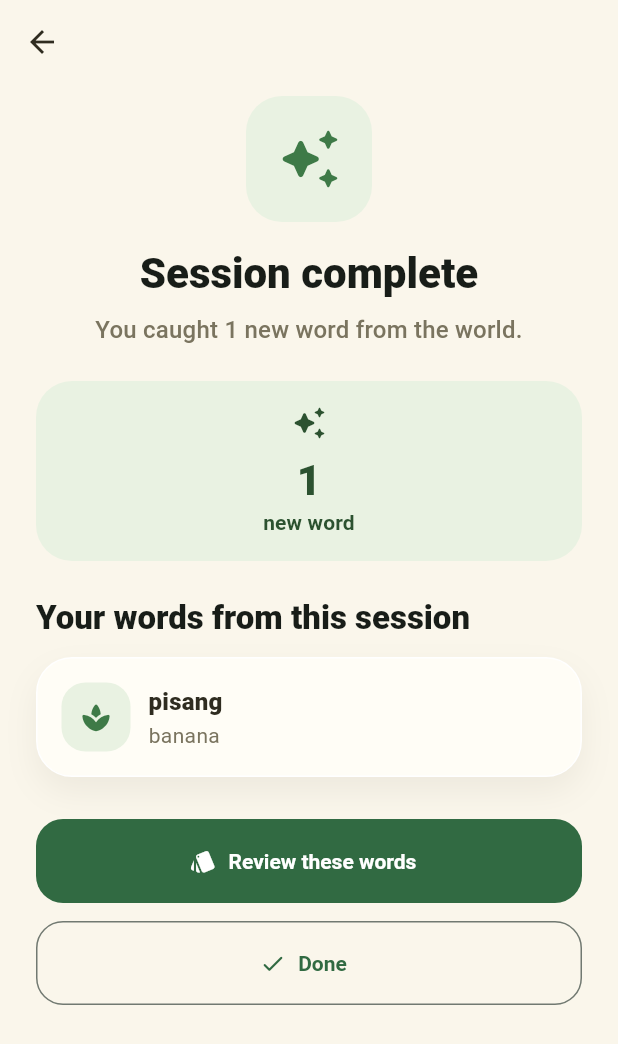
After one commit to valentinho13/catch_lingo, a Flutter app: the ExploreScreen screen opened directly, after a tap on "Next scene", after a tap on "Object", after a tap on "Finish session", on a phone screen of 412 x 824 dp. The commit adds this screen. Shown: the top 1044 px of the screen. Run offline on Flutter 3.47's test engine with Material 3 defaults, Android fonts, the phone set to English and light mode, and no system bars; our stand-ins replace shared_preferences; accounts and stored records are empty.

Commit message:
add session summary flow

```diff
--- a/lib/screens/explore_screen.dart
+++ b/lib/screens/explore_screen.dart
@@ -6,6 +6,7 @@ import '../models/catch_word.dart';
 import '../services/collection_store.dart';
 import '../widgets/catch_word_chip.dart';
 import '../widgets/collection_counter.dart';
+import 'session_summary_screen.dart';
 
 class ExploreScreen extends StatefulWidget {
   const ExploreScreen({super.key});
@@ -19,13 +20,19 @@ class _ExploreScreenState extends State<ExploreScreen> {
 
   CollectionData _collection = const CollectionData.empty();
   int _sceneIndex = 0;
-  int _sessionCatchCount = 0;
+  final List<CatchWord> _sessionNewWords = [];
+  final List<CatchWord> _sessionSeenAgainWords = [];
   _LatestSpot? _latestSpot;
 
   MockScene get _scene => mockScenes[_sceneIndex];
 
   bool get _sceneComplete =>
       _scene.words.every((word) => _collection.isCaught(word.id));
+
+  int get _sessionCatchCount => _sessionNewWords.length;
+
+  bool get _hasSessionActivity =>
+      _sessionNewWords.isNotEmpty || _sessionSeenAgainWords.isNotEmpty;
 
   @override
   void initState() {
@@ -47,7 +54,10 @@ class _ExploreScreenState extends State<ExploreScreen> {
     setState(() {
       _collection = data;
       if (outcome.isNewCatch) {
-        _sessionCatchCount += 1;
+        _sessionNewWords.add(word);
+      } else if (!_sessionNewWords.any((w) => w.id == word.id) &&
+          !_sessionSeenAgainWords.any((w) => w.id == word.id)) {
+        _sessionSeenAgainWords.add(word);
       }
       _latestSpot = _LatestSpot(word: word, outcome: outcome);
     });
@@ -58,6 +68,17 @@ class _ExploreScreenState extends State<ExploreScreen> {
       _sceneIndex = (_sceneIndex + 1) % mockScenes.length;
       _latestSpot = null;
     });
+  }
+
+  void _finishSession() {
+    Navigator.of(context).pushReplacement(
+      MaterialPageRoute(
+        builder: (_) => SessionSummaryScreen(
+          newWords: List.unmodifiable(_sessionNewWords),
+          seenAgainWords: List.unmodifiable(_sessionSeenAgainWords),
+        ),
+      ),
+    );
   }
 
   @override
@@ -123,6 +144,14 @@ class _ExploreScreenState extends State<ExploreScreen> {
               sceneComplete: _sceneComplete,
               onNextScene: _nextScene,
             ),
+            if (_hasSessionActivity) ...[
+              const SizedBox(height: CatchLingoSpacing.lg),
+              FilledButton.tonalIcon(
+                onPressed: _finishSession,
+                icon: const Icon(Icons.flag_rounded),
+                label: const Text('Finish session'),
+              ),
+            ],
           ],
         ),
       ),
--- /dev/null
+++ b/lib/screens/session_summary_screen.dart
@@ -0,0 +1,272 @@
+import 'package:flutter/material.dart';
+
+import '../app/app_theme.dart';
+import '../data/mock_catch_words.dart';
+import '../models/catch_word.dart';
+import 'review_screen.dart';
+
+/// The reward screen after an explore session.
+///
+/// Shows what was caught in this session — new words and words
+/// spotted again — and offers an immediate review.
+class SessionSummaryScreen extends StatelessWidget {
+  const SessionSummaryScreen({
+    super.key,
+    required this.newWords,
+    required this.seenAgainWords,
+  });
+
+  final List<CatchWord> newWords;
+  final List<CatchWord> seenAgainWords;
+
+  List<CatchWord> get _allWords => [...newWords, ...seenAgainWords];
+
+  @override
+  Widget build(BuildContext context) {
+    return Scaffold(
+      appBar: AppBar(),
+      body: SafeArea(
+        child: ListView(
+          padding: const EdgeInsets.fromLTRB(
+            CatchLingoSpacing.screen,
+            CatchLingoSpacing.sm,
+            CatchLingoSpacing.screen,
+            CatchLingoSpacing.screen,
+          ),
+          children: [
+            Center(
+              child: Container(
+                width: 84,
+                height: 84,
+                decoration: BoxDecoration(
+                  color: CatchLingoColors.successSurface,
+                  borderRadius: BorderRadius.circular(CatchLingoRadius.card),
+                ),
+                child: const Icon(
+                  Icons.auto_awesome_rounded,
+                  size: 44,
+                  color: CatchLingoColors.successIcon,
+                ),
+              ),
+            ),
+            const SizedBox(height: CatchLingoSpacing.lg),
+            Text(
+              'Session complete',
+              textAlign: TextAlign.center,
+              style: Theme.of(context).textTheme.headlineMedium?.copyWith(
+                fontWeight: FontWeight.w900,
+              ),
+            ),
+            const SizedBox(height: CatchLingoSpacing.sm),
+            Text(
+              _subtitle(),
+              textAlign: TextAlign.center,
+              style: Theme.of(context).textTheme.titleMedium?.copyWith(
+                color: CatchLingoColors.textMuted,
+                height: 1.4,
+              ),
+            ),
+            const SizedBox(height: CatchLingoSpacing.xl),
+            Row(
+              children: [
+                Expanded(
+                  child: _StatCard(
+                    count: newWords.length,
+                    label: newWords.length == 1 ? 'new word' : 'new words',
+                    surface: CatchLingoColors.successSurface,
+                    accent: CatchLingoColors.successText,
+                    icon: Icons.auto_awesome_rounded,
+                  ),
+                ),
+                if (seenAgainWords.isNotEmpty) ...[
+                  const SizedBox(width: CatchLingoSpacing.md),
+                  Expanded(
+                    child: _StatCard(
+                      count: seenAgainWords.length,
+                      label: 'spotted again',
+                      surface: CatchLingoColors.amberSurface,
+                      accent: CatchLingoColors.amberText,
+                      icon: Icons.visibility_rounded,
+                    ),
+                  ),
+                ],
+              ],
+            ),
+            const SizedBox(height: CatchLingoSpacing.xl),
+            Text(
+              'Your words from this session',
+              style: Theme.of(context).textTheme.titleLarge?.copyWith(
+                fontWeight: FontWeight.w900,
+              ),
+            ),
+            const SizedBox(height: CatchLingoSpacing.md),
+            for (final word in newWords) ...[
+              _SessionWordCard(word: word, isNew: true),
+              const SizedBox(height: CatchLingoSpacing.md),
+            ],
+            for (final word in seenAgainWords) ...[
+              _SessionWordCard(word: word, isNew: false),
+              const SizedBox(height: CatchLingoSpacing.md),
+            ],
+            const SizedBox(height: CatchLingoSpacing.lg),
+            FilledButton.icon(
+              onPressed: () {
+                Navigator.of(context).push(
+                  MaterialPageRoute(
+                    builder: (_) => ReviewScreen(words: _allWords),
+                  ),
+                );
+              },
+              icon: const Icon(Icons.style_rounded),
+              label: const Text('Review these words'),
+            ),
+            const SizedBox(height: CatchLingoSpacing.md),
+            OutlinedButton.icon(
+              onPressed: () => Navigator.of(context).pop(),
+              icon: const Icon(Icons.check_rounded),
+              label: const Text('Done'),
+            ),
+          ],
+        ),
+      ),
+    );
+  }
+
+  String _subtitle() {
+    final newCount = newWords.length;
+    final againCount = seenAgainWords.length;
+    if (newCount == 0) {
+      return 'You revisited $againCount '
+          '${againCount == 1 ? 'word' : 'words'} you already knew.';
+    }
+    if (againCount == 0) {
+      return 'You caught $newCount new '
+          '${newCount == 1 ? 'word' : 'words'} from the world.';
+    }
+    return 'You caught $newCount new '
+        '${newCount == 1 ? 'word' : 'words'} and revisited $againCount.';
+  }
+}
+
+class _StatCard extends StatelessWidget {
+  const _StatCard({
+    required this.count,
+    required this.label,
+    required this.surface,
+    required this.accent,
+    required this.icon,
+  });
+
+  final int count;
+  final String label;
+  final Color surface;
+  final Color accent;
+  final IconData icon;
+
+  @override
+  Widget build(BuildContext context) {
+    return Container(
+      padding: const EdgeInsets.all(CatchLingoSpacing.lg),
+      decoration: BoxDecoration(
+        color: surface,
+        borderRadius: BorderRadius.circular(CatchLingoRadius.card),
+      ),
+      child: Column(
+        children: [
+          Icon(icon, color: accent),
+          const SizedBox(height: CatchLingoSpacing.sm),
+          Text(
+            '$count',
+            style: Theme.of(context).textTheme.headlineMedium?.copyWith(
+              color: accent,
+              fontWeight: FontWeight.w900,
+            ),
+          ),
+          Text(
+            label,
+            textAlign: TextAlign.center,
+            style: Theme.of(context).textTheme.labelLarge?.copyWith(
+              color: accent,
+              fontWeight: FontWeight.w700,
+            ),
+          ),
+        ],
+      ),
+    );
+  }
+}
+
+class _SessionWordCard extends StatelessWidget {
+  const _SessionWordCard({required this.word, required this.isNew});
+
+  final CatchWord word;
+  final bool isNew;
+
+  @override
+  Widget build(BuildContext context) {
+    final surface = isNew
+        ? CatchLingoColors.successSurface
+        : CatchLingoColors.amberSurface;
+    final accent = isNew
+        ? CatchLingoColors.successIcon
+        : CatchLingoColors.amberText;
+
+    return Container(
+      padding: const EdgeInsets.all(CatchLingoSpacing.lg),
+      decoration: BoxDecoration(
+        color: CatchLingoColors.card,
+        borderRadius: BorderRadius.circular(CatchLingoRadius.card),
+        border: Border.all(color: Colors.white),
+        boxShadow: const [
+          BoxShadow(
+            color: Color(0x12443C28),
+            blurRadius: 18,
+            offset: Offset(0, 10),
+          ),
+        ],
+      ),
+      child: Row(
+        children: [
+          Container(
+            width: 46,
+            height: 46,
+            decoration: BoxDecoration(
+              color: surface,
+              borderRadius: BorderRadius.circular(16),
+            ),
+            child: Icon(markerIconFor(word), size: 22, color: accent),
+          ),
+          const SizedBox(width: CatchLingoSpacing.md),
+          Expanded(
+            child: Column(
+              crossAxisAlignment: CrossAxisAlignment.start,
+              children: [
+                Text(
+                  word.translation,
+                  style: Theme.of(context).textTheme.titleMedium?.copyWith(
+                    fontWeight: FontWeight.w900,
+                    color: CatchLingoColors.textPrimary,
+                  ),
+                ),
+                Text(
+                  word.source,
+                  style: Theme.of(context).textTheme.bodyMedium?.copyWith(
+                    color: CatchLingoColors.textMuted,
+                  ),
+                ),
+              ],
+            ),
+          ),
+          if (!isNew)
+            Text(
+              'known',
+              style: Theme.of(context).textTheme.labelMedium?.copyWith(
+                color: CatchLingoColors.amberText,
+                fontWeight: FontWeight.w800,
+              ),
+            ),
+        ],
+      ),
+    );
+  }
+}
```
